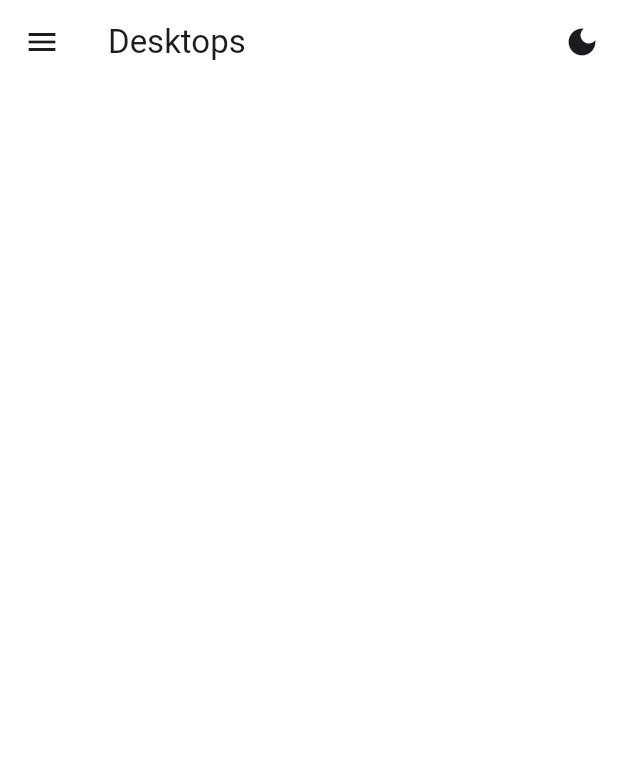
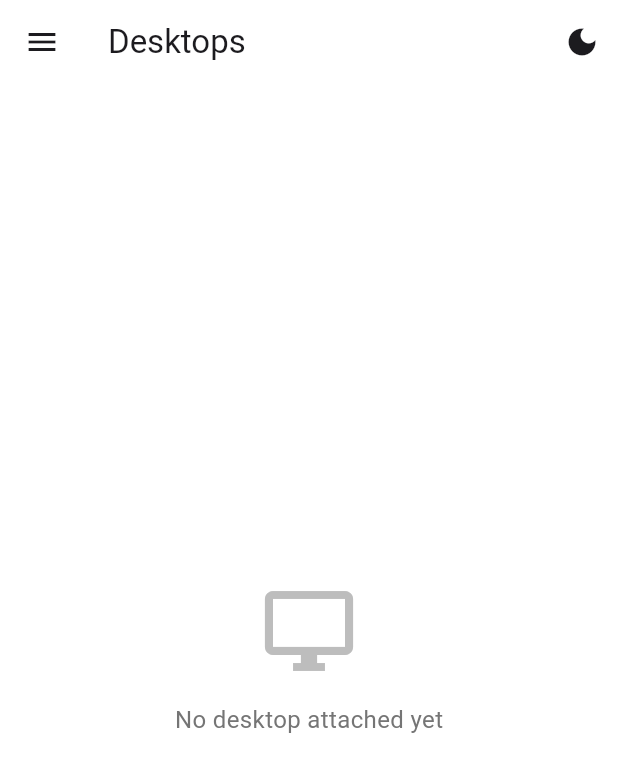
Before and after one commit to xconnio/deskconn-mobile-app, a Flutter app: the DashboardScreen screen opened directly, after a tap on "Desktops", on a phone screen of 412 x 824 dp. Shown: the top 772 px of the screen. Run offline on Flutter 3.47's test engine with Material 3 defaults, Android fonts, the phone set to English and light mode, and no system bars; our stand-ins replace flutter_secure_storage, flutter_svg, shared_preferences; missing offline and left inert: xconn; accounts and stored records are empty.

Commit message:
Improve theme toggle and add empty state handling (#28)

```diff
--- a/lib/main.dart
+++ b/lib/main.dart
@@ -24,6 +24,10 @@ class DeskconnApp extends StatelessWidget {
       ],
       child: Consumer<ThemeProvider>(
         builder: (context, theme, _) {
+          if (!theme.initialized) {
+            return const SizedBox.shrink();
+          }
+
           return MaterialApp(
             debugShowCheckedModeBanner: false,
             theme: DeskconnTheme.light(),
--- a/lib/screens/desktop_list_screen.dart
+++ b/lib/screens/desktop_list_screen.dart
@@ -16,6 +16,17 @@ class DesktopListScreen extends StatelessWidget {
       title: 'Desktops',
       body: session.desktopsLoading
           ? const Center(child: CircularProgressIndicator())
+          : session.desktops.isEmpty
+          ? Center(
+              child: Column(
+                mainAxisAlignment: MainAxisAlignment.center,
+                children: [
+                  Icon(Icons.desktop_windows_outlined, size: 64, color: Colors.grey[400]),
+                  const SizedBox(height: 16),
+                  Text('No desktop attached yet', style: TextStyle(fontSize: 16, color: Colors.grey[600])),
+                ],
+              ),
+            )
           : ListView.builder(
               itemCount: session.desktops.length,
               itemBuilder: (context, i) {
--- a/lib/widgets/app_shell.dart
+++ b/lib/widgets/app_shell.dart
@@ -59,10 +59,6 @@ class AppShell extends StatelessWidget {
                 },
               ),
 
-              const Spacer(),
-
-              const Divider(),
-
               ListTile(
                 leading: const Icon(Icons.logout, color: Colors.red),
                 title: const Text("Logout", style: TextStyle(color: Colors.red)),
```
Also changed, not shown: lib/providers/theme_provider.dart (+26 -15 lines), lib/screens/devices_screen.dart (+16 -2 lines).
